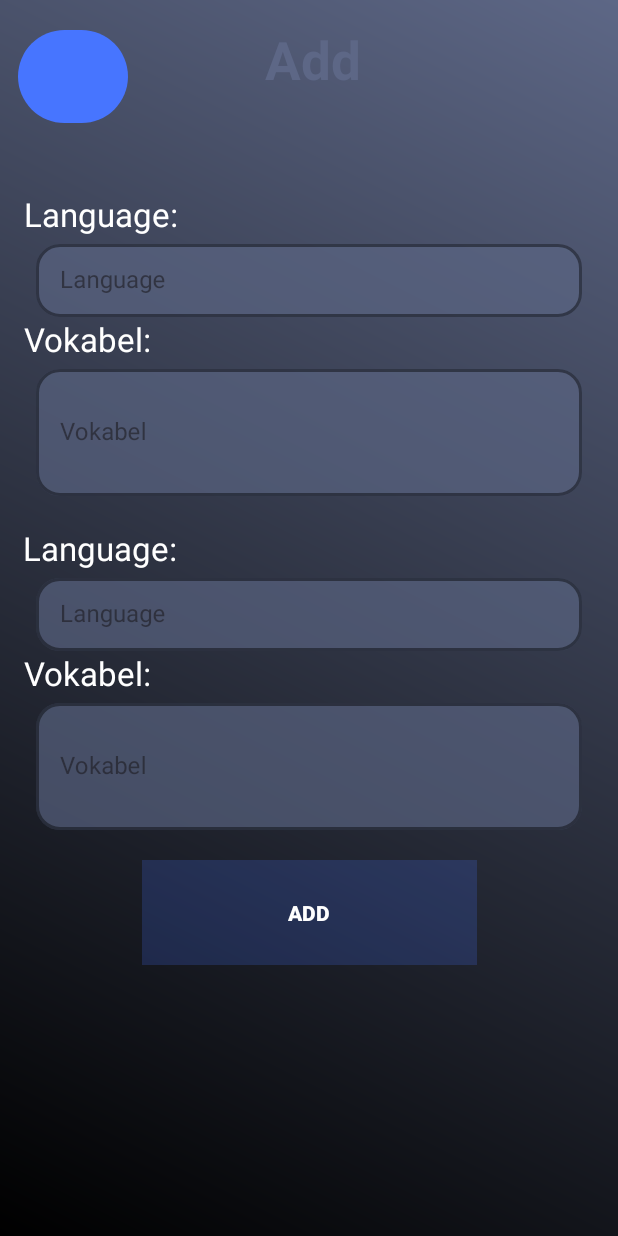
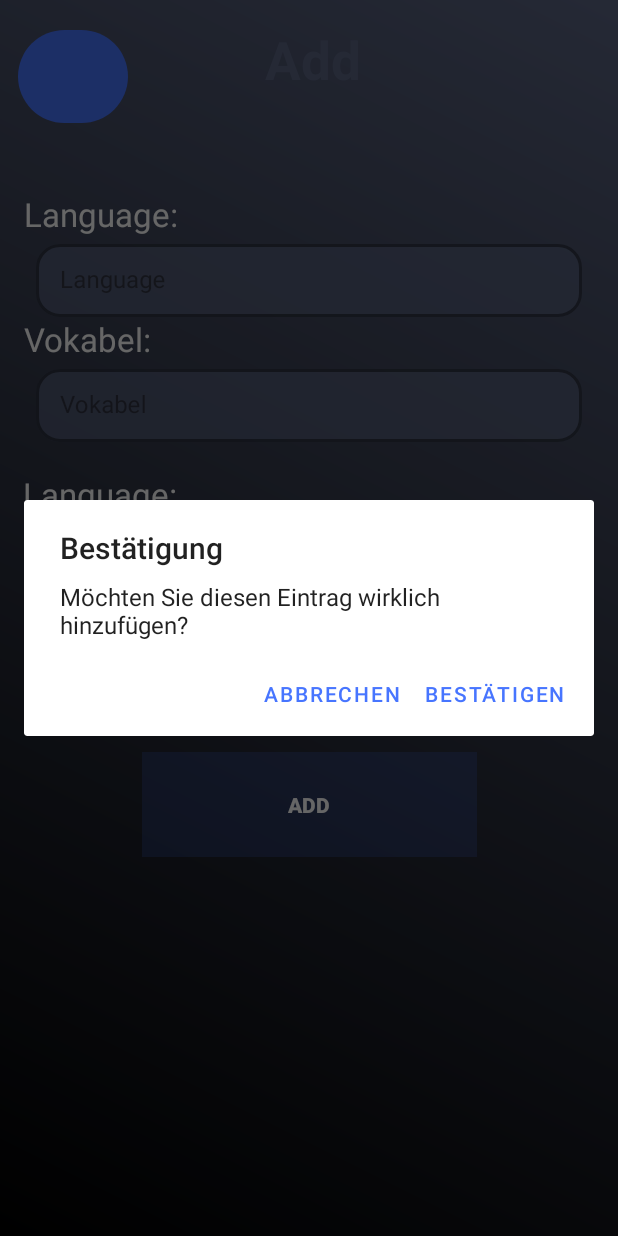
Before and after one commit to PascalAllekotte/PhantomApp, an Android app: the AddVokabelFragment screen opened through its navigation route, after a tap on "ADD", on a phone screen of 412 x 824 dp. Run offline under Robolectric (Android 15) with nearby library versions, the phone set to English and light mode, and no system bars; our stand-ins replace Firebase (no records; nobody signed in at launch, a user with empty details on screens opened directly), Room's generated code, navigation-ui; plain views replace NeumorphButton, NeumorphCardView, NeumorphImageButton, NeumorphTextView.

Commit message:
vokabel add

```diff
--- a/app/src/main/java/de/syntax/androidabschluss/adapter/local/VokabelDataBase.kt
+++ b/app/src/main/java/de/syntax/androidabschluss/adapter/local/VokabelDataBase.kt
@@ -1,4 +1,5 @@
 package de.syntax.androidabschluss.adapter.local
+
 
 import androidx.room.Database
 import androidx.room.Room
@@ -6,7 +7,6 @@ import android.content.Context  // Corrected import
 import android.util.Log
 import androidx.room.RoomDatabase
 import de.syntax.androidabschluss.data.model.open.VocabItem
-
 
 
 @Database(entities = [VocabItem::class], version = 1)
--- a/app/src/main/java/de/syntax/androidabschluss/ui/AddVokabelFragment.kt
+++ b/app/src/main/java/de/syntax/androidabschluss/ui/AddVokabelFragment.kt
@@ -1,5 +1,6 @@
 package de.syntax.androidabschluss.ui
 
+import android.app.AlertDialog
 import android.os.Bundle
 import androidx.fragment.app.Fragment
 import android.view.LayoutInflater
@@ -47,10 +48,28 @@ private lateinit var binding: FragmentAddVokabelBinding
 
 
         binding.btnAdd.setOnClickListener {
-            addVocabItem()
+            val builder = AlertDialog.Builder(context)
+            builder.setTitle("Bestätigung")
+            builder.setMessage("Möchten Sie diesen Eintrag wirklich hinzufügen?")
+
+            // Hinzufügen der Bestätigungsaktion
+            builder.setPositiveButton("Bestätigen") { dialog, which ->
+                addVocabItem()
+                reset()
+            }
+
+            // Hinzufügen einer Aktion zum Abbrechen
+            builder.setNegativeButton("Abbrechen") { dialog, which ->
+                // Aktion, wenn der Benutzer den Vorgang abbricht
+                dialog.dismiss()
+            }
+
+            // Erstellen und Anzeigen des Dialogs
+            builder.create().show()
+        }
         }
 
-    }
+
 
 
 
@@ -78,4 +97,11 @@ private lateinit var binding: FragmentAddVokabelBinding
             // Handle error, show message to user
         }
     }
+
+    fun reset(){
+        binding.etLanguage.text = null
+        binding.etVokabel.text = null
+        binding.etLanguage2.text = null
+        binding.etVokabel2.text = null
+    }
 }
--- a/app/src/main/res/layout/fragment_add_vokabel.xml
+++ b/app/src/main/res/layout/fragment_add_vokabel.xml
@@ -107,6 +107,7 @@
         app:boxCornerRadiusTopStart="16dp"
         app:boxStrokeColor="#4775FF"
         app:boxStrokeWidth="2dp"
+        android:inputType="textMultiLine"
         app:boxStrokeWidthFocused="3dp"
         app:endIconMode="clear_text"
         app:endIconTint="@color/white"
@@ -117,6 +118,7 @@
 
         <com.google.android.material.textfield.TextInputEditText
             android:id="@+id/et_language"
+            android:inputType="textMultiLine"
             android:layout_width="match_parent"
             android:layout_height="wrap_content"
             android:textColor="@color/white"
@@ -127,10 +129,11 @@
         android:id="@+id/vokabel"
         style="@style/Widget.MaterialComponents.TextInputLayout.OutlinedBox.Dense"
         android:layout_width="0dp"
-        android:layout_height="90dp"
+        android:layout_height="wrap_content"
         android:layout_marginStart="24dp"
         android:layout_marginEnd="24dp"
         android:hint="Vokabel"
+        android:inputType="textMultiLine"
         app:boxBackgroundColor="#A65D6786"
         app:boxCornerRadiusBottomEnd="16dp"
         app:boxCornerRadiusBottomStart="16dp"
@@ -148,6 +151,7 @@
 
         <com.google.android.material.textfield.TextInputEditText
             android:id="@+id/et_vokabel"
+            android:inputType="textMultiLine"
             android:layout_width="match_parent"
             android:layout_height="match_parent"
             android:textColor="@color/white"
@@ -163,6 +167,7 @@
         android:text="Language:"
         android:textColor="@color/white"
         android:textSize="22dp"
+        android:inputType="textMultiLine"
         app:layout_constraintEnd_toEndOf="parent"
         app:layout_constraintHorizontal_bias="0.049"
         app:layout_constraintStart_toStartOf="parent"
@@ -176,6 +181,7 @@
         android:layout_marginStart="24dp"
         android:layout_marginEnd="24dp"
         android:hint="Language"
+        android:inputType="textMultiLine"
         app:boxBackgroundColor="#A65D6786"
         app:boxCornerRadiusBottomEnd="16dp"
         app:boxCornerRadiusBottomStart="16dp"
@@ -193,6 +199,7 @@
 
         <com.google.android.material.textfield.TextInputEditText
             android:id="@+id/et_language2"
+            android:inputType="textMultiLine"
             android:layout_width="match_parent"
             android:layout_height="wrap_content"
             android:textColor="@color/white"
@@ -203,7 +210,7 @@
         android:id="@+id/vokabel2"
         style="@style/Widget.MaterialComponents.TextInputLayout.OutlinedBox.Dense"
         android:layout_width="0dp"
-        android:layout_height="90dp"
+        android:layout_height="wrap_content"
         android:layout_marginStart="24dp"
         android:layout_marginEnd="24dp"
         android:hint="Vokabel"
@@ -224,6 +231,7 @@
 
         <com.google.android.material.textfield.TextInputEditText
             android:id="@+id/et_vokabel2"
+            android:inputType="textMultiLine"
             android:layout_width="match_parent"
             android:layout_height="match_parent"
             android:textColor="@color/white"
```
Also changed, not shown: app/src/main/res/layout/vokabelcard_item.xml (+10 -1 lines).
